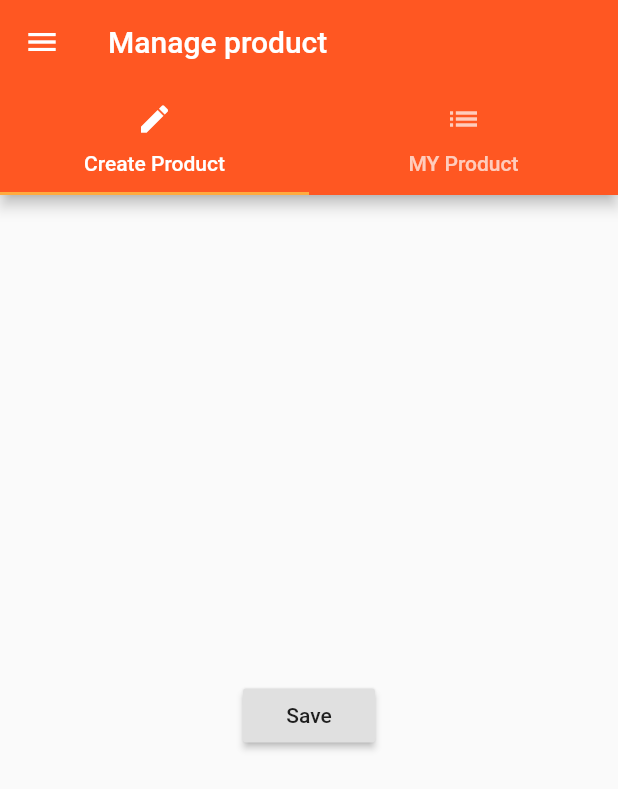
After one commit to rubayetevan/flutter_practice, a Flutter app: the ProductsPage screen opened directly, in the side drawer, after a tap on "Manage Product", on a phone screen of 412 x 824 dp. The commit adds this screen. Shown: the top 789 px of the screen. Run offline on Flutter 3.47's test engine with Material 2 defaults, Android fonts, the phone set to English and light mode, and no system bars.

Commit message:
Tab layout added Dialog added bottom sheet dialog added navigation drawer added

```diff
--- a/lib/main.dart
+++ b/lib/main.dart
@@ -1,5 +1,5 @@
 import 'package:flutter/material.dart';
-import './pages/home.dart';
+import './pages/auth.dart';
 
 void main() {
   runApp(MyApp());
@@ -15,7 +15,7 @@ class MyApp extends StatelessWidget {
       ),
       debugShowCheckedModeBanner: false,
       title: 'Hello',
-      home: Homepage(),
+      home: AuthPage(),
     );
   }
 }
--- /dev/null
+++ b/lib/pages/product_create.dart
@@ -0,0 +1,21 @@
+import 'package:flutter/material.dart';
+
+class ProductCreatePage extends StatelessWidget{
+  @override
+  Widget build(BuildContext context) {
+
+    return Center(
+      child: RaisedButton(
+          child:Text('Save'),
+          onPressed: (){
+            showModalBottomSheet(context: context, builder: (BuildContext context){
+              return Center(
+                child: Text('This is a bottom sheet dialog'),
+              );
+            });
+          },)
+    );
+
+  }
+
+}
--- /dev/null
+++ b/lib/pages/products.dart
@@ -0,0 +1,36 @@
+import 'package:flutter/material.dart';
+import 'package:flutter_app_practice/product_manager.dart';
+import 'products_admin.dart';
+
+class ProductsPage extends StatelessWidget {
+  @override
+  Widget build(BuildContext context) {
+    return Scaffold(
+      drawer: Drawer(
+        child: Column(
+          children: <Widget>[
+            AppBar(
+              automaticallyImplyLeading: false,
+              title: Text('Choose'),
+            ),
+            ListTile(
+              title: Text('Manage Product'),
+              onTap: (){
+                Navigator.pushReplacement(
+                  context,
+                  MaterialPageRoute(
+                    builder: (BuildContext context) => ProductsAdminPage(),
+                  ),
+                );
+              },
+            ),
+          ],
+        ),
+      ),
+      appBar: AppBar(
+        title: Text('Easy List'),
+      ),
+      body: ProductManager(),
+    );
+  }
+}
--- /dev/null
+++ b/lib/pages/products_admin.dart
@@ -0,0 +1,57 @@
+import 'package:flutter/material.dart';
+import 'products.dart';
+import 'product_create.dart';
+import 'product_list.dart';
+
+class ProductsAdminPage extends StatelessWidget {
+  @override
+  Widget build(BuildContext context) {
+    return DefaultTabController(
+      length: 2,
+      child: Scaffold(
+        drawer: Drawer(
+          child: Column(
+            children: <Widget>[
+              AppBar(
+                automaticallyImplyLeading: false,
+                title: Text('Choose'),
+              ),
+              ListTile(
+                title: Text('All Products'),
+                onTap: () {
+                  Navigator.pushReplacement(
+                    context,
+                    MaterialPageRoute(
+                      builder: (BuildContext context) => ProductsPage(),
+                    ),
+                  );
+                },
+              ),
+            ],
+          ),
+        ),
+        appBar: AppBar(
+          title: Text('Manage product'),
+          bottom: TabBar(
+            tabs: <Widget>[
+              Tab(
+                icon: Icon(Icons.create),
+                text: 'Create Product',
+              ),
+              Tab(
+                icon: Icon(Icons.list),
+                text: 'MY Product',
+              ),
+            ],
+          ),
+        ),
+        body: TabBarView(
+          children: <Widget>[
+            ProductCreatePage(),
+            ProductListPage()
+          ],
+        ),
+      ),
+    );
+  }
+}
```
Also changed, not shown: lib/pages/auth.dart (added, +25 -0 lines), lib/pages/home.dart (deleted, +0 -14 lines), lib/pages/product.dart (+25 -2 lines), lib/pages/product_list.dart (added, +12 -0 lines).
